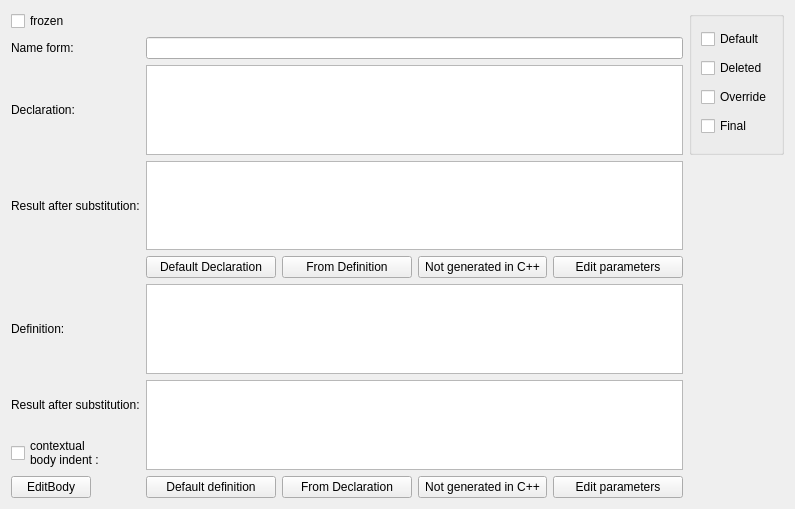
Old version of the form src/ui/operationwidgetcpp.ui in the repository mobius3/douml.
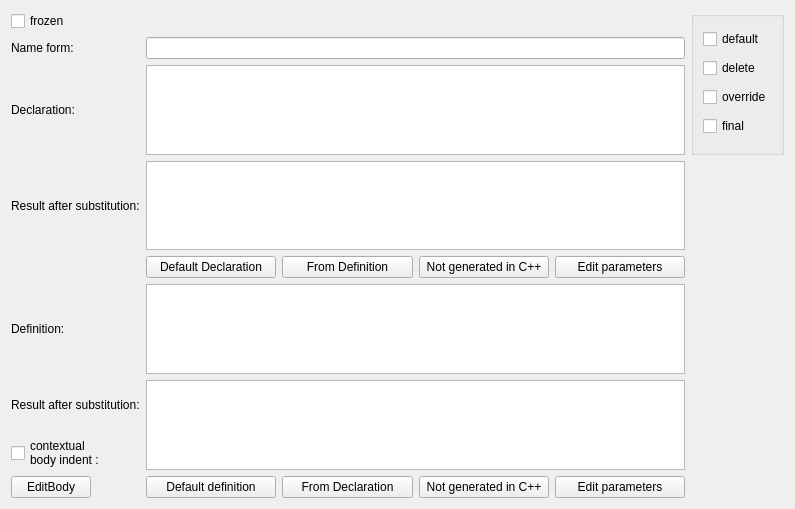
New version of the form. Custom widgets are drawn as their Qt base class.

Commit message: operation definition now properly reacts to default/delete (vanishes)

The edit to the form file:
```diff
--- a/src/ui/operationwidgetcpp.ui
+++ b/src/ui/operationwidgetcpp.ui
@@ -45,28 +45,28 @@
       <item row="0" column="0">
        <widget class="QCheckBox" name="cbCppDefaulted">
         <property name="text">
-         <string>Default</string>
+         <string>default</string>
         </property>
        </widget>
       </item>
       <item row="1" column="0">
        <widget class="QCheckBox" name="cbCppDeleted">
         <property name="text">
-         <string>Deleted</string>
+         <string>delete</string>
         </property>
        </widget>
       </item>
       <item row="2" column="0">
        <widget class="QCheckBox" name="cbCppOverride">
         <property name="text">
-         <string>Override</string>
+         <string>override</string>
         </property>
        </widget>
       </item>
       <item row="3" column="0">
        <widget class="QCheckBox" name="cbCppFinal">
         <property name="text">
-         <string>Final</string>
+         <string>final</string>
         </property>
        </widget>
       </item>
```
The commit also changes 3 other files.
